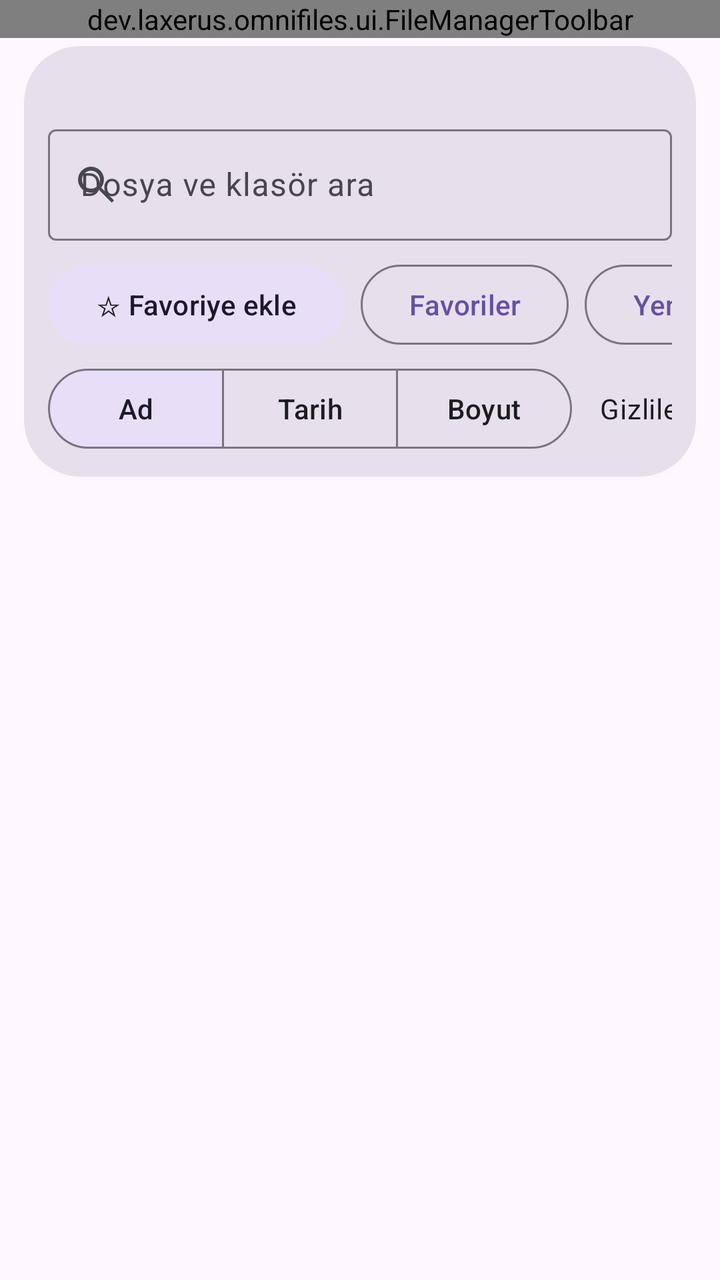
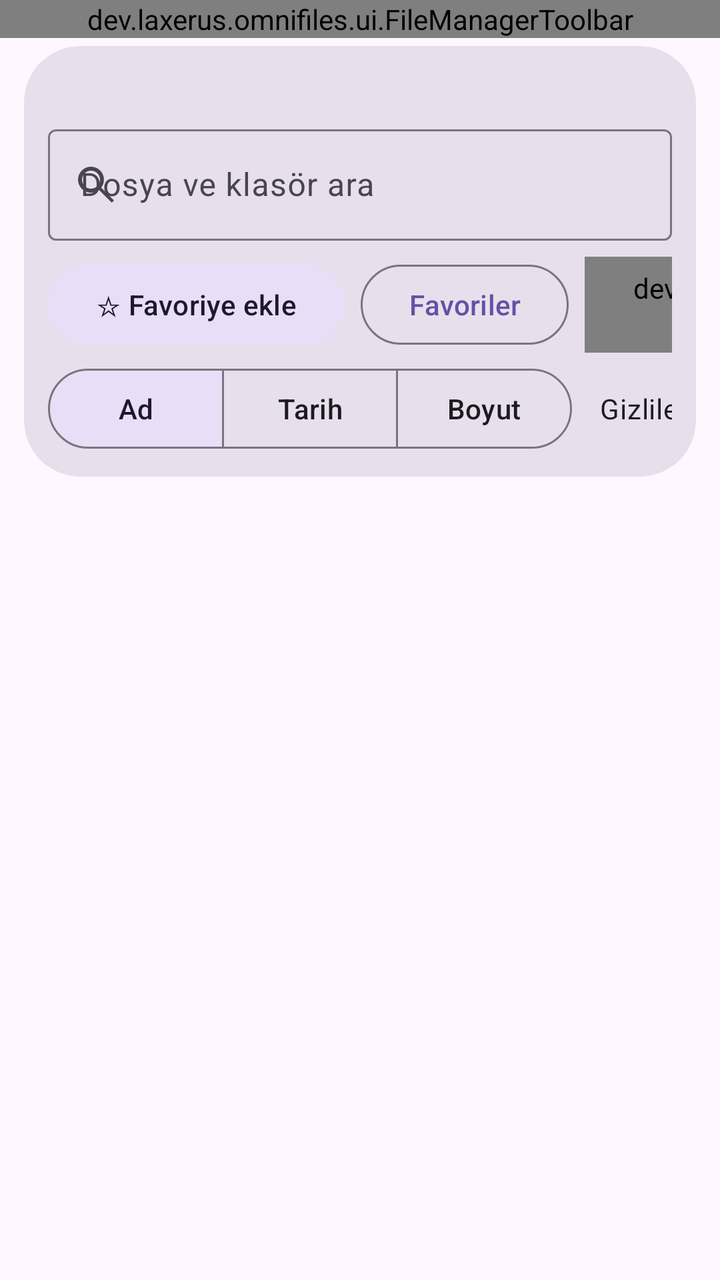

The first picture is an Android layout as it rendered before a commit; the second is the same layout after the commit. The layout source and the unified diff follow.
<!-- AndroidManifest.xml: application theme Theme.OmniFiles -->
<!-- res/layout/activity_file_browser.xml -->
<?xml version="1.0" encoding="utf-8"?>
<LinearLayout xmlns:android="http://schemas.android.com/apk/res/android"
    xmlns:app="http://schemas.android.com/apk/res-auto"
    android:id="@+id/root"
    android:layout_width="match_parent"
    android:layout_height="match_parent"
    android:orientation="vertical">

    <dev.laxerus.omnifiles.ui.FileManagerToolbar
        android:id="@+id/toolbar"
        android:layout_width="match_parent"
        android:layout_height="wrap_content"
        app:title="@string/browser_title" />

    <com.google.android.material.card.MaterialCardView
        android:layout_width="match_parent"
        android:layout_height="wrap_content"
        android:layout_marginStart="12dp"
        android:layout_marginTop="4dp"
        android:layout_marginEnd="12dp"
        android:layout_marginBottom="10dp"
        app:cardBackgroundColor="?attr/colorSurfaceVariant"
        app:cardCornerRadius="28dp"
        app:cardElevation="0dp"
        app:strokeWidth="0dp">

        <LinearLayout
            android:layout_width="match_parent"
            android:layout_height="wrap_content"
            android:orientation="vertical"
            android:paddingStart="12dp"
            android:paddingTop="12dp"
            android:paddingEnd="12dp"
            android:paddingBottom="10dp">

            <TextView
                android:id="@+id/pathText"
                android:layout_width="match_parent"
                android:layout_height="wrap_content"
                android:ellipsize="middle"
                android:maxLines="2"
                android:paddingStart="6dp"
                android:paddingEnd="6dp"
                android:paddingBottom="8dp"
                android:textAppearance="?attr/textAppearanceBodySmall" />

            <com.google.android.material.textfield.TextInputLayout
                android:id="@+id/searchLayout"
                android:layout_width="match_parent"
                android:layout_height="wrap_content"
                android:hint="@string/search_files"
                app:endIconMode="clear_text"
                app:startIconDrawable="@drawable/ic_search_24">

                <com.google.android.material.textfield.TextInputEditText
                    android:id="@+id/searchInput"
                    android:layout_width="match_parent"
                    android:layout_height="wrap_content"
                    android:imeOptions="actionDone"
                    android:inputType="text"
                    android:maxLines="1" />
            </com.google.android.material.textfield.TextInputLayout>

            <HorizontalScrollView
                android:layout_width="match_parent"
                android:layout_height="wrap_content"
                android:layout_marginTop="8dp"
                android:fillViewport="false"
                android:scrollbars="none">

                <LinearLayout
                    android:layout_width="wrap_content"
                    android:layout_height="wrap_content"
                    android:gravity="center_vertical"
                    android:orientation="horizontal">

                    <com.google.android.material.button.MaterialButton
                        android:id="@+id/favoriteToggleButton"
                        style="@style/Widget.Material3.Button.TonalButton"
                        android:layout_width="wrap_content"
                        android:layout_height="wrap_content"
                        android:text="@string/add_favorite" />

                    <com.google.android.material.button.MaterialButton
                        android:id="@+id/favoritesButton"
                        style="@style/Widget.Material3.Button.OutlinedButton"
                        android:layout_width="wrap_content"
                        android:layout_height="wrap_content"
                        android:layout_marginStart="8dp"
                        android:text="@string/favorites" />

                    <com.google.android.material.button.MaterialButton
                        android:id="@+id/newFolderButton"
                        style="@style/Widget.Material3.Button.OutlinedButton"
                        android:layout_width="wrap_content"
                        android:layout_height="wrap_content"
                        android:layout_marginStart="8dp"
                        android:text="@string/new_folder" />
                </LinearLayout>
            </HorizontalScrollView>

            <HorizontalScrollView
                android:layout_width="match_parent"
                android:layout_height="wrap_content"
                android:layout_marginTop="4dp"
                android:fillViewport="false"
                android:scrollbars="none">

                <LinearLayout
                    android:layout_width="wrap_content"
                    android:layout_height="wrap_content"
                    android:gravity="center_vertical"
                    android:orientation="horizontal">

                    <com.google.android.material.button.MaterialButtonToggleGroup
                        android:id="@+id/sortGroup"
                        android:layout_width="wrap_content"
                        android:layout_height="wrap_content"
                        app:checkedButton="@id/sortNameButton"
                        app:selectionRequired="true"
                        app:singleSelection="true">

                        <com.google.android.material.button.MaterialButton
                            android:id="@+id/sortNameButton"
                            style="@style/Widget.Material3.Button.OutlinedButton"
                            android:layout_width="wrap_content"
                            android:layout_height="wrap_content"
                            android:text="@string/sort_name" />

                        <com.google.android.material.button.MaterialButton
                            android:id="@+id/sortDateButton"
                            style="@style/Widget.Material3.Button.OutlinedButton"
                            android:layout_width="wrap_content"
                            android:layout_height="wrap_content"
                            android:text="@string/sort_date" />

                        <com.google.android.material.button.MaterialButton
                            android:id="@+id/sortSizeButton"
                            style="@style/Widget.Material3.Button.OutlinedButton"
                            android:layout_width="wrap_content"
                            android:layout_height="wrap_content"
                            android:text="@string/sort_size" />
                    </com.google.android.material.button.MaterialButtonToggleGroup>

                    <com.google.android.material.switchmaterial.SwitchMaterial
                        android:id="@+id/hiddenSwitch"
                        android:layout_width="wrap_content"
                        android:layout_height="wrap_content"
                        android:layout_marginStart="14dp"
                        android:text="@string/show_hidden" />
                </LinearLayout>
            </HorizontalScrollView>
        </LinearLayout>
    </com.google.android.material.card.MaterialCardView>

    <com.google.android.material.card.MaterialCardView
        android:id="@+id/selectionBar"
        android:layout_width="match_parent"
        android:layout_height="wrap_content"
        android:layout_marginStart="12dp"
        android:layout_marginEnd="12dp"
        android:layout_marginBottom="8dp"
        android:visibility="gone"
        app:cardBackgroundColor="?attr/colorSecondaryContainer"
        app:cardCornerRadius="22dp"
        app:cardElevation="0dp"
        app:strokeWidth="0dp">

        <LinearLayout
            android:layout_width="match_parent"
            android:layout_height="wrap_content"
            android:orientation="vertical"
            android:padding="12dp">

            <TextView
                android:id="@+id/selectedCountText"
                android:layout_width="match_parent"
                android:layout_height="wrap_content"
                android:textAppearance="?attr/textAppearanceTitleMedium" />

            <HorizontalScrollView
                android:layout_width="match_parent"
                android:layout_height="wrap_content"
                android:layout_marginTop="6dp"
                android:scrollbars="none">

                <LinearLayout
                    android:layout_width="wrap_content"
                    android:layout_height="wrap_content"
                    android:orientation="horizontal">

                    <com.google.android.material.button.MaterialButton
                        android:id="@+id/selectAllButton"
                        style="@style/Widget.Material3.Button.TextButton"
                        android:layout_width="wrap_content"
                        android:layout_height="wrap_content"
                        android:text="@string/select_all" />

                    <com.google.android.material.button.MaterialButton
                        android:id="@+id/selectionShareButton"
                        style="@style/Widget.Material3.Button.TextButton"
                        android:layout_width="wrap_content"
                        android:layout_height="wrap_content"
                        android:text="@string/share" />

                    <com.google.android.material.button.MaterialButton
                        android:id="@+id/selectionCopyButton"
                        style="@style/Widget.Material3.Button.TextButton"
                        android:layout_width="wrap_content"
                        android:layout_height="wrap_content"
                        android:text="@string/copy" />

                    <com.google.android.material.button.MaterialButton
                        android:id="@+id/selectionMoveButton"
                        style="@style/Widget.Material3.Button.TextButton"
                        android:layout_width="wrap_content"
                        android:layout_height="wrap_content"
                        android:text="@string/move" />

                    <com.google.android.material.button.MaterialButton
                        android:id="@+id/selectionTrashButton"
                        style="@style/Widget.Material3.Button.TextButton"
                        android:layout_width="wrap_content"
                        android:layout_height="wrap_content"
                        android:text="@string/move_to_trash" />

                    <com.google.android.material.button.MaterialButton
                        android:id="@+id/cancelSelectionButton"
                        style="@style/Widget.Material3.Button.TextButton"
                        android:layout_width="wrap_content"
                        android:layout_height="wrap_content"
                        android:text="@string/cancel" />
                </LinearLayout>
            </HorizontalScrollView>
        </LinearLayout>
    </com.google.android.material.card.MaterialCardView>

    <TextView
        android:id="@+id/transferText"
        android:layout_width="match_parent"
        android:layout_height="wrap_content"
        android:layout_marginStart="20dp"
        android:layout_marginEnd="20dp"
        android:layout_marginBottom="6dp"
        android:ellipsize="middle"
        android:maxLines="2"
        android:textAppearance="?attr/textAppearanceBodyMedium"
        android:visibility="gone" />

    <com.google.android.material.button.MaterialButton
        android:id="@+id/pasteButton"
        style="@style/Widget.Material3.Button"
        android:layout_width="match_parent"
        android:layout_height="wrap_content"
        android:layout_marginStart="16dp"
        android:layout_marginEnd="16dp"
        android:layout_marginBottom="4dp"
        android:text="@string/paste_copy"
        android:visibility="gone" />

    <com.google.android.material.button.MaterialButton
        android:id="@+id/cancelTransferButton"
        style="@style/Widget.Material3.Button.TextButton"
        android:layout_width="match_parent"
        android:layout_height="wrap_content"
        android:layout_marginStart="16dp"
        android:layout_marginEnd="16dp"
        android:layout_marginBottom="4dp"
        android:text="@string/cancel_transfer"
        android:visibility="gone" />

    <com.google.android.material.progressindicator.LinearProgressIndicator
        android:id="@+id/operationProgress"
        android:layout_width="match_parent"
        android:layout_height="wrap_content"
        android:layout_marginStart="16dp"
        android:layout_marginEnd="16dp"
        android:indeterminate="true"
        android:visibility="gone" />

    <dev.laxerus.omnifiles.ui.StorageAccessButton
        android:id="@+id/storageAccessButton"
        style="@style/Widget.Material3.Button"
        android:layout_width="match_parent"
        android:layout_height="wrap_content"
        android:layout_marginStart="16dp"
        android:layout_marginTop="12dp"
        android:layout_marginEnd="16dp"
        android:layout_marginBottom="8dp"
        android:text="@string/grant_access_inline"
        android:visibility="gone" />

    <androidx.recyclerview.widget.RecyclerView
        android:id="@+id/list"
        android:layout_width="match_parent"
        android:layout_height="0dp"
        android:layout_weight="1"
        android:clipToPadding="false"
        android:paddingStart="4dp"
        android:paddingEnd="4dp"
        android:paddingBottom="20dp" />

    <TextView
        android:id="@+id/emptyText"
        android:layout_width="match_parent"
        android:layout_height="wrap_content"
        android:gravity="center"
        android:padding="28dp"
        android:text="@string/empty_folder"
        android:textAppearance="?attr/textAppearanceBodyLarge"
        android:visibility="gone" />
</LinearLayout>
<!-- resources referenced by this layout -->
<resources>
  <!-- drawable ic_search_24 (drawable) -->
  <vector xmlns:android="http://schemas.android.com/apk/res/android"
      android:width="24dp"
      android:height="24dp"
      android:viewportWidth="24"
      android:viewportHeight="24">
      <path
          android:fillColor="@android:color/white"
          android:pathData="M9.5,3a6.5,6.5 0,1 0,3.98 11.64L19.85,21 21,19.85l-6.36,-6.37A6.5,6.5 0,0 0,9.5 3zm0,2a4.5,4.5 0,1 1,0 9a4.5,4.5 0,0 1,0 -9z" />
  </vector>
  <string name="add_favorite">☆ Favoriye ekle</string>
  <string name="browser_title">Dosyalar</string>
  <string name="cancel">İptal</string>
  <string name="cancel_transfer">Aktarımı iptal et</string>
  <string name="copy">Kopyala</string>
  <string name="empty_folder">Bu klasör boş veya okunamıyor.</string>
  <string name="favorites">Favoriler</string>
  <string name="grant_access_inline">Depolama erişimini aç</string>
  <string name="move">Taşı</string>
  <string name="move_to_trash">Çöpe taşı</string>
  <string name="new_folder">Yeni klasör</string>
  <string name="paste_copy">Buraya kopyala</string>
  <string name="search_files">Dosya ve klasör ara</string>
  <string name="select_all">Tümünü seç</string>
  <string name="share">Paylaş</string>
  <string name="show_hidden">Gizlileri göster</string>
  <string name="sort_date">Tarih</string>
  <string name="sort_name">Ad</string>
  <string name="sort_size">Boyut</string>
  <style name="Theme.OmniFiles" parent="Theme.Material3.DayNight.NoActionBar">
          <item name="android:windowActionModeOverlay">true</item>
          <item name="android:windowLightStatusBar" tools:targetApi="m">?attr/isLightTheme</item>
          <item name="android:navigationBarColor">@android:color/transparent</item>
          <item name="android:statusBarColor">@android:color/transparent</item>
      </style>
</resources>

<!-- the commit's change to res/layout/activity_file_browser.xml (unified diff, before → after) -->
@@ -89,6 +89,14 @@
                         android:layout_marginStart="8dp"
                         android:text="@string/favorites" />
 
+                    <dev.laxerus.omnifiles.ui.RecentFoldersButton
+                        android:id="@+id/recentFoldersButton"
+                        style="@style/Widget.Material3.Button.OutlinedButton"
+                        android:layout_width="wrap_content"
+                        android:layout_height="wrap_content"
+                        android:layout_marginStart="8dp"
+                        android:text="@string/recent_folders" />
+
                     <com.google.android.material.button.MaterialButton
                         android:id="@+id/newFolderButton"
                         style="@style/Widget.Material3.Button.OutlinedButton"
<!-- resource entries referenced after the edit -->
@@ -22,6 +22,7 @@
   <string name="move_to_trash">Çöpe taşı</string>
   <string name="new_folder">Yeni klasör</string>
   <string name="paste_copy">Buraya kopyala</string>
+  <string name="recent_folders">Son klasörler</string>
   <string name="search_files">Dosya ve klasör ara</string>
   <string name="select_all">Tümünü seç</string>
   <string name="share">Paylaş</string>
